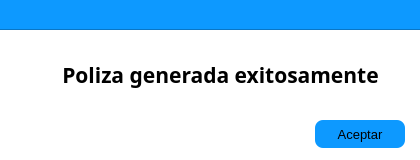
This is gui/aviso.ui in Eze-Medina/Proyecto_aseguradora as Qt 5 draws it before an edit. The edited form follows.
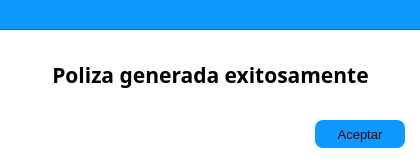
This is the edited form.

Diff of the .ui file:
```diff
--- a/gui/aviso.ui
+++ b/gui/aviso.ui
@@ -129,7 +129,7 @@
   <widget class="QLabel" name="txtAviso">
    <property name="geometry">
     <rect>
-     <x>20</x>
+     <x>10</x>
      <y>30</y>
      <width>401</width>
      <height>91</height>
```
